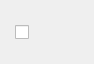
VRMakerTeam/VRMaker, file creator-pluginBucket/res/bucketLauncher.ui: the form before one commit.
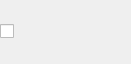
The form after the commit. Icons and pictures are not drawn.

The edit to the form file:
```diff
--- a/creator-pluginBucket/res/bucketLauncher.ui
+++ b/creator-pluginBucket/res/bucketLauncher.ui
@@ -6,19 +6,19 @@
    <rect>
     <x>0</x>
     <y>0</y>
-    <width>94</width>
+    <width>131</width>
     <height>64</height>
    </rect>
   </property>
   <property name="minimumSize">
    <size>
-    <width>64</width>
-    <height>64</height>
+    <width>131</width>
+    <height>56</height>
    </size>
   </property>
   <property name="maximumSize">
    <size>
-    <width>94</width>
+    <width>131</width>
     <height>64</height>
    </size>
   </property>
@@ -57,18 +57,6 @@
    </property>
    <item>
     <widget class="QCheckBox" name="__launch">
-     <property name="minimumSize">
-      <size>
-       <width>64</width>
-       <height>64</height>
-      </size>
-     </property>
-     <property name="maximumSize">
-      <size>
-       <width>64</width>
-       <height>64</height>
-      </size>
-     </property>
      <property name="text">
       <string/>
      </property>
```
Left out of the diff: 4 changed lines with no effect on the pictures.
